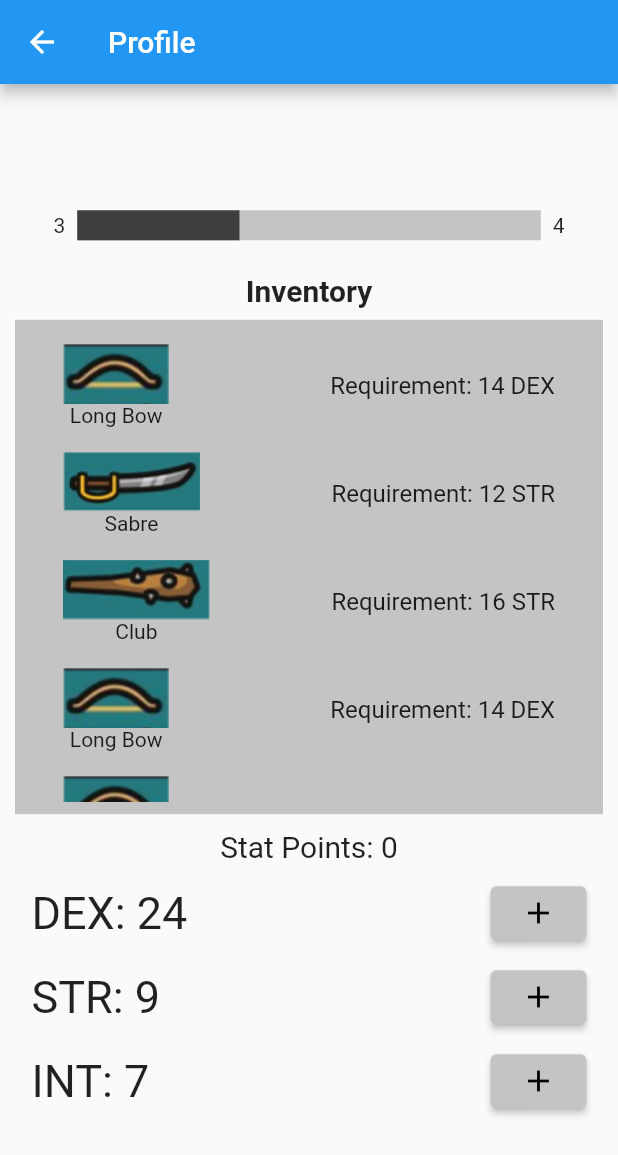
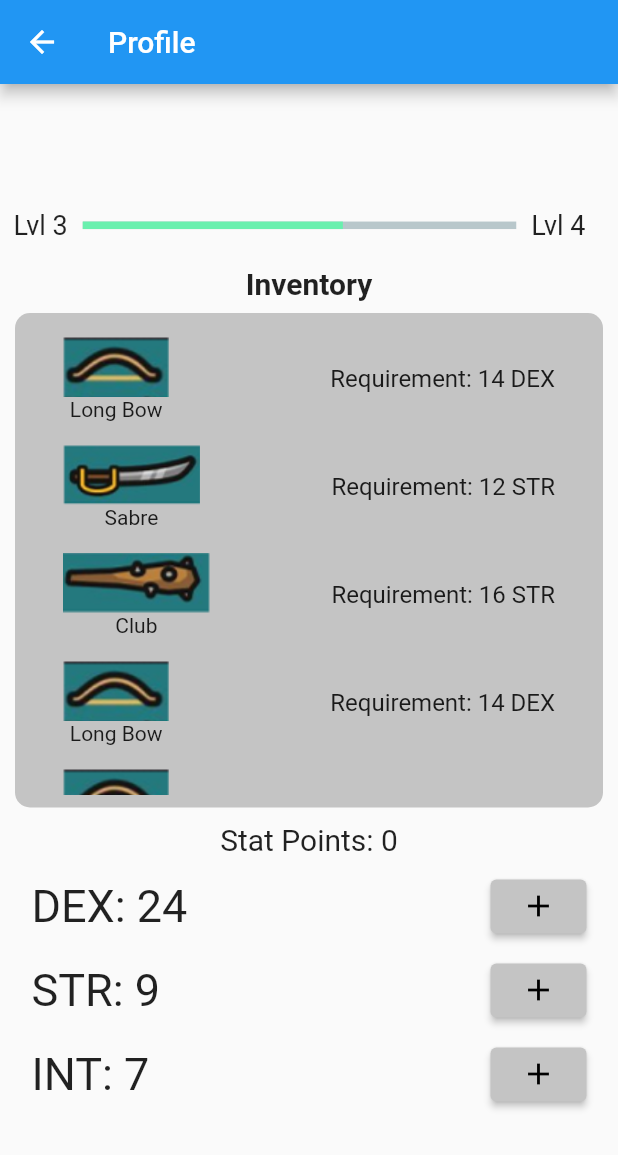
Before and after one commit to gmadharh/mobile_computing, a Flutter app: the ProfilePage screen opened directly, on a phone screen of 412 x 824 dp. Shown: the top 1155 px of the screen. Run offline on Flutter 3.47's test engine with Material 2 defaults, Android fonts, the light colour scheme and no system bars; drawn by our look-alikes of percent_indicator; our stand-ins replace settings_ui, syncfusion_flutter_calendar.

Commit message:
moved xp bar to own widget, changed layout color scheme

```diff
--- a/lib/pages/home.dart
+++ b/lib/pages/home.dart
@@ -1,4 +1,5 @@
 import 'package:flutter/material.dart';
+import '../widgets/xpBar.dart';
 import 'package:percent_indicator/percent_indicator.dart';
 
 List exercises = [
@@ -100,26 +101,26 @@ class ExerciseColumn extends StatelessWidget {
   }
 }
 
-class LevelBar extends StatefulWidget {
-  const LevelBar({Key? key}) : super(key: key);
+// class LevelBar extends StatefulWidget {
+//   const LevelBar({Key? key}) : super(key: key);
 
-  @override
-  _LevelBarState createState() => _LevelBarState();
-}
+//   @override
+//   _LevelBarState createState() => _LevelBarState();
+// }
 
-class _LevelBarState extends State<LevelBar> {
-  @override
-  Widget build(BuildContext context) {
-    return Container(
-      child: LinearPercentIndicator(
-        width: (MediaQuery.of(context).size.width / 4) * 3,
-        percent: 60 / 100,
-        animation: true,
-        animationDuration: 1500,
-        leading: const Text("Lvl 3", style: TextStyle(fontSize: 20)),
-        trailing: const Text("Lvl 4", style: TextStyle(fontSize: 20)),
-        progressColor: Colors.greenAccent,
-      ),
-    );
-  }
-}
+// class _LevelBarState extends State<LevelBar> {
+//   @override
+//   Widget build(BuildContext context) {
+//     return Container(
+//       child: LinearPercentIndicator(
+//         width: (MediaQuery.of(context).size.width / 4) * 3,
+//         percent: 60 / 100,
+//         animation: true,
+//         animationDuration: 1500,
+//         leading: const Text("Lvl 3", style: TextStyle(fontSize: 20)),
+//         trailing: const Text("Lvl 4", style: TextStyle(fontSize: 20)),
+//         progressColor: Colors.greenAccent,
+//       ),
+//     );
+//   }
+// }
--- a/lib/pages/profile.dart
+++ b/lib/pages/profile.dart
@@ -7,8 +7,9 @@
 
 import 'package:flutter/material.dart';
 import 'package:mobile_computing/models/temp_invent.dart';
+import 'package:mobile_computing/widgets/xpBar.dart';
 
-class ProfilePage extends StatefulWidget{
+class ProfilePage extends StatefulWidget {
   const ProfilePage({Key? key}) : super(key: key);
 
   @override
@@ -16,14 +17,12 @@ class ProfilePage extends StatefulWidget{
 }
 
 class _ProfilePageState extends State<ProfilePage> {
-
   double xp = 35.0;
   double targetXP = 100.0;
   var level = 3;
 
-
   @override
-  Widget build (BuildContext context){
+  Widget build(BuildContext context) {
     return Scaffold(
       appBar: AppBar(
         title: const Text("Profile"),
@@ -32,48 +31,24 @@ class _ProfilePageState extends State<ProfilePage> {
         child: SingleChildScrollView(
           child: Column(
             crossAxisAlignment: CrossAxisAlignment.center,
-          children: <Widget> [
-
-            Padding(
-              padding: const EdgeInsets.all(8.0),
-              child: Row(
             mainAxisAlignment: MainAxisAlignment.center,
-                crossAxisAlignment: CrossAxisAlignment.center,
-                children: [
-
-                  Padding(
-                    padding: const EdgeInsets.all(8.0),
-                    child: Text(level.toString()),
-                  ),
-
-                  SizedBox(
-                    width: (MediaQuery.of(context).size.width / 4) * 3,
-                    height: 20,
-                    child: LinearProgressIndicator(
-                      value: xp/targetXP,
-                      valueColor: const AlwaysStoppedAnimation<Color>(Color.fromARGB(255, 63, 63, 63)),
-                      backgroundColor: const Color.fromARGB(255, 196, 196, 196),
-                    )
-                  ),
-
-                  Padding(
-                    padding: const EdgeInsets.all(8.0),
-                    child: Text((level + 1).toString()),
-                  ),
-                ],
+            children: <Widget>[
+              LevelBar(),
+              const Padding(
+                padding: EdgeInsets.all(8.0),
+                child: Text(
+                  "Inventory",
+                  style: TextStyle(fontSize: 20, fontWeight: FontWeight.bold),
                 ),
               ),
-
-            const Padding(
-              padding: EdgeInsets.all(8.0),
-              child: Text("Inventory", style: TextStyle(fontSize: 20, fontWeight: FontWeight.bold),),
-            ),
-
               Container(
                 padding: const EdgeInsets.all(8.0),
-              decoration: const BoxDecoration(color: Color.fromARGB(255, 196, 196, 196)),
+                decoration: const BoxDecoration(
+                    color: Color.fromARGB(255, 196, 196, 196),
+                    borderRadius:
+                        const BorderRadius.all(Radius.circular(10.0))),
                 height: MediaQuery.of(context).size.height / 2.5,
-              width:  MediaQuery.of(context).size.width - 20,
+                width: MediaQuery.of(context).size.width - 20,
                 child: SingleChildScrollView(
                   child: Column(
                     crossAxisAlignment: CrossAxisAlignment.center,
@@ -88,22 +63,29 @@ class _ProfilePageState extends State<ProfilePage> {
                             children: [
                               SizedBox(
                                   height: 40,
-                              child: Image(image: AssetImage("lib/images/${items[index]['img']}"),)),
+                                  child: Image(
+                                    image: AssetImage(
+                                        "lib/images/${items[index]['img']}"),
+                                  )),
                               Text(items[index]['item'])
                             ],
                           ),
-                        trailing: Text("Requirement: " + items[index]['req'], style: const TextStyle(fontSize: 16),),
+                          trailing: Text(
+                            "Requirement: " + items[index]['req'],
+                            style: const TextStyle(fontSize: 16),
+                          ),
                         ),
                       );
                     }),
                   ),
                 ),
               ),
-
-
               const Padding(
                 padding: EdgeInsets.only(top: 10.0),
-              child: Text("Stat Points: 0", style: TextStyle(fontSize: 20),),
+                child: Text(
+                  "Stat Points: 0",
+                  style: TextStyle(fontSize: 20),
+                ),
               ),
               Container(
                 padding: const EdgeInsets.all(5.0),
@@ -111,40 +93,52 @@ class _ProfilePageState extends State<ProfilePage> {
                     mainAxisAlignment: MainAxisAlignment.spaceEvenly,
                     children: [
                       ListTile(
-                    leading: const Text("DEX: 24", style: TextStyle(fontSize: 30),),
+                          leading: const Text(
+                            "DEX: 24",
+                            style: TextStyle(fontSize: 30),
+                          ),
                           trailing: ElevatedButton(
-                      onPressed: (){},
-                      child: const Icon(Icons.add, color: Colors.black,),
+                            onPressed: () {},
+                            child: const Icon(
+                              Icons.add,
+                              color: Colors.black,
+                            ),
                             style: ButtonStyle(
-                        backgroundColor: MaterialStateProperty.all(const Color.fromARGB(255, 196, 196, 196))
+                                backgroundColor: MaterialStateProperty.all(
+                                    const Color.fromARGB(255, 196, 196, 196))),
+                          )),
+                      ListTile(
+                          leading: const Text(
+                            "STR: 9",
+                            style: TextStyle(fontSize: 30),
                           ),
-
-                    )
+                          trailing: ElevatedButton(
+                            onPressed: () {},
+                            child: const Icon(
+                              Icons.add,
+                              color: Colors.black,
                             ),
+                            style: ButtonStyle(
+                                backgroundColor: MaterialStateProperty.all(
+                                    const Color.fromARGB(255, 196, 196, 196))),
+                          )),
                       ListTile(
-                    leading: const Text("STR: 9", style: TextStyle(fontSize: 30),),
+                          leading: const Text(
+                            "INT: 7",
+                            style: TextStyle(fontSize: 30),
+                          ),
                           trailing: ElevatedButton(
-                      onPressed: (){},
-                      child: const Icon(Icons.add, color: Colors.black,),
+                            onPressed: () {},
+                            child: const Icon(
+                              Icons.add,
+                              color: Colors.black,
+                            ),
                             style: ButtonStyle(
-                        backgroundColor: MaterialStateProperty.all(const Color.fromARGB(255, 196, 196, 196))
-                      ),
-                    )
-                  ),
-                  ListTile(
-                    leading: const Text("INT: 7", style: TextStyle(fontSize: 30),),
-                    trailing: ElevatedButton(
-                      onPressed: (){},
-                      child: const Icon(Icons.add, color: Colors.black,),
-                      style: ButtonStyle(
-                        backgroundColor: MaterialStateProperty.all(const Color.fromARGB(255, 196, 196, 196))
-                      ),
-                    )
-                  ),
+                                backgroundColor: MaterialStateProperty.all(
+                                    const Color.fromARGB(255, 196, 196, 196))),
+                          )),
                     ]),
               )
-
-
             ],
           ),
         ),
--- a/lib/pages/quests.dart
+++ b/lib/pages/quests.dart
@@ -1,9 +1,10 @@
 import 'package:flutter/material.dart';
+import 'package:mobile_computing/widgets/xpBar.dart';
 import 'package:percent_indicator/percent_indicator.dart';
 import 'package:syncfusion_flutter_calendar/calendar.dart';
 import 'package:mobile_computing/widgets/questsDummyData.dart';
 
-class QuestPage extends StatelessWidget{
+class QuestPage extends StatelessWidget {
   @override
   Widget build(BuildContext context) => Scaffold(
         appBar: AppBar(
@@ -11,14 +12,10 @@ class QuestPage extends StatelessWidget{
             "Quests",
           ),
         ),
-    body:
-    SingleChildScrollView(
+        body: SingleChildScrollView(
           child: Column(
             children: [
-          Padding(
-            padding: EdgeInsets.all(10.0),
-            child: ExperienceBar(percent: questData[0]["percent"]),
-          ),
+              LevelBar(),
               CalendarWidget(),
               Padding(
                 padding: EdgeInsets.all(10.0),
@@ -30,24 +27,23 @@ class QuestPage extends StatelessWidget{
       );
 }
 
-class ExperienceBar extends StatelessWidget{
-  final double percent;
-  const ExperienceBar({
-    required this.percent,
-    Key? key,
-  }) : super(key: key);
-  @override
-  Widget build(BuildContext context) {
-    return LinearPercentIndicator(
-      percent: percent,
-      backgroundColor: Colors.grey,
-      progressColor: Colors.black,
-    );
-  }
+// class ExperienceBar extends StatelessWidget {
+//   final double percent;
+//   const ExperienceBar({
+//     required this.percent,
+//     Key? key,
+//   }) : super(key: key);
+//   @override
+//   Widget build(BuildContext context) {
+//     return LinearPercentIndicator(
+//       percent: percent,
+//       backgroundColor: Colors.grey,
+//       progressColor: Colors.black,
+//     );
+//   }
+// }
 
-}
-
-class CalendarWidget extends StatelessWidget{
+class CalendarWidget extends StatelessWidget {
   @override
   Widget build(BuildContext context) {
     return Container(
@@ -61,20 +57,23 @@ class CalendarWidget extends StatelessWidget{
       ),
     );
   }
-
 }
 
-class QuestData extends StatelessWidget{
+class QuestData extends StatelessWidget {
   @override
   Widget build(BuildContext context) {
     return Column(
       children: [
-        for(int i = 0; i < questData.length; i++)
-        QuestCards(type: questData[i]["type"], quest: questData[i]["quest"], reward: questData[i]["reward"], isComplete: questData[i]["isComplete"],)
+        for (int i = 0; i < questData.length; i++)
+          QuestCards(
+            type: questData[i]["type"],
+            quest: questData[i]["quest"],
+            reward: questData[i]["reward"],
+            isComplete: questData[i]["isComplete"],
+          )
       ],
     );
   }
-
 }
 
 class QuestCards extends StatelessWidget {
@@ -90,7 +89,7 @@ class QuestCards extends StatelessWidget {
     Key? key,
   }) : super(key: key);
   @override
-  Widget build(BuildContext context){
+  Widget build(BuildContext context) {
     return Card(
       child: SingleChildScrollView(
         child: Padding(
@@ -103,12 +102,16 @@ class QuestCards extends StatelessWidget {
                   Text(quest),
                 ],
               ),
-              const SizedBox(height: 20,),
+              const SizedBox(
+                height: 20,
+              ),
               Row(
                 children: [
                   const Text("REWARD: "),
                   Text(reward),
-                  isComplete ? const Icon(Icons.check_box) : const Icon(Icons.check_box_outline_blank),
+                  isComplete
+                      ? const Icon(Icons.check_box)
+                      : const Icon(Icons.check_box_outline_blank),
                 ],
               ),
             ],
--- /dev/null
+++ b/lib/widgets/xpBar.dart
@@ -0,0 +1,27 @@
+import 'package:flutter/material.dart';
+import 'package:percent_indicator/percent_indicator.dart';
+
+class LevelBar extends StatefulWidget {
+  const LevelBar({Key? key}) : super(key: key);
+
+  @override
+  _LevelBarState createState() => _LevelBarState();
+}
+
+class _LevelBarState extends State<LevelBar> {
+  @override
+  Widget build(BuildContext context) {
+    return Padding(
+      padding: const EdgeInsets.all(9.0),
+      child: LinearPercentIndicator(
+        width: (MediaQuery.of(context).size.width / 4) * 3,
+        percent: 60 / 100,
+        animation: true,
+        animationDuration: 1500,
+        leading: const Text("Lvl 3", style: TextStyle(fontSize: 18)),
+        trailing: const Text("Lvl 4", style: TextStyle(fontSize: 18)),
+        progressColor: Colors.greenAccent,
+      ),
+    );
+  }
+}
```
Lines whose indentation alone changed are shown as unchanged.
